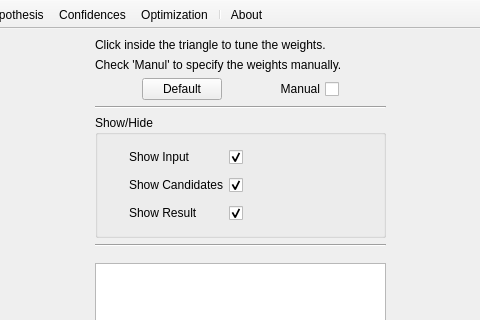
Above: PolyFit/main_window.ui from LiangliangNan/PolyFit before the change; both pictures show x 264 to 744 and y 0 to 320 of the 1000 by 700 pixel window. Below: the same form after it.
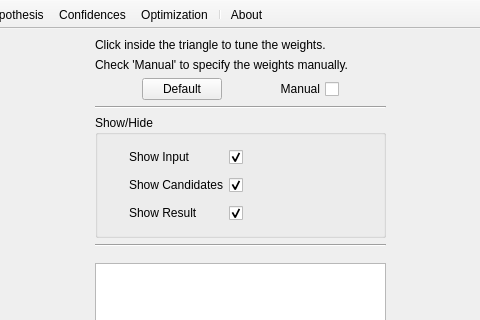
That is the form after the change. Icons and pictures are not drawn.

What changed in the file:
```diff
--- a/PolyFit/main_window.ui
+++ b/PolyFit/main_window.ui
@@ -71,7 +71,7 @@
          <x>0</x>
          <y>0</y>
          <width>300</width>
-         <height>650</height>
+         <height>645</height>
         </rect>
        </property>
        <layout class="QVBoxLayout" name="verticalLayout">
@@ -105,7 +105,7 @@
           <item>
            <widget class="QLabel" name="label_2">
             <property name="text">
-             <string>Check 'Manul' to specify the weights manually.</string>
+             <string>Check 'Manual' to specify the weights manually.</string>
             </property>
            </widget>
           </item>
```
